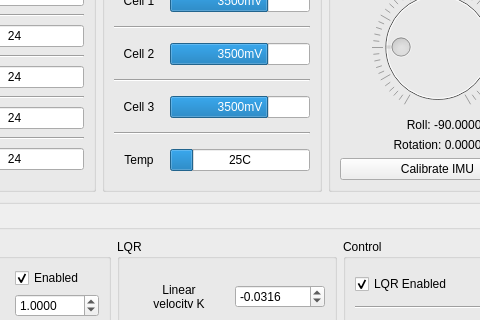
Above: src/rys_remote/src/UI/Layouts/RysRemoteMainWindowLayout.ui from GroupOfRobots/MiniRysV4ROS2 before the change; both pictures show x 144 to 624 and y 85 to 405 of the 712 by 896 pixel window. Below: the same form after it.
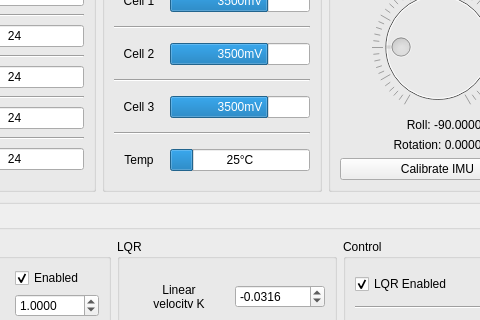
That is the form after the change.

Patch:
```diff
--- a/src/rys_remote/src/UI/Layouts/RysRemoteMainWindowLayout.ui
+++ b/src/rys_remote/src/UI/Layouts/RysRemoteMainWindowLayout.ui
@@ -565,7 +565,7 @@
                <bool>false</bool>
               </property>
               <property name="format">
-               <string>%vC</string>
+               <string>%v°C</string>
               </property>
              </widget>
             </item>
```
